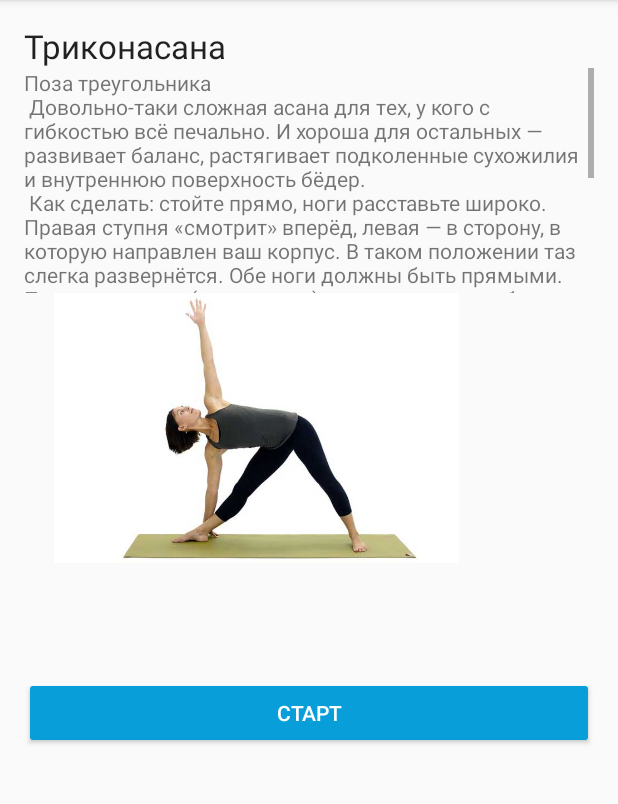
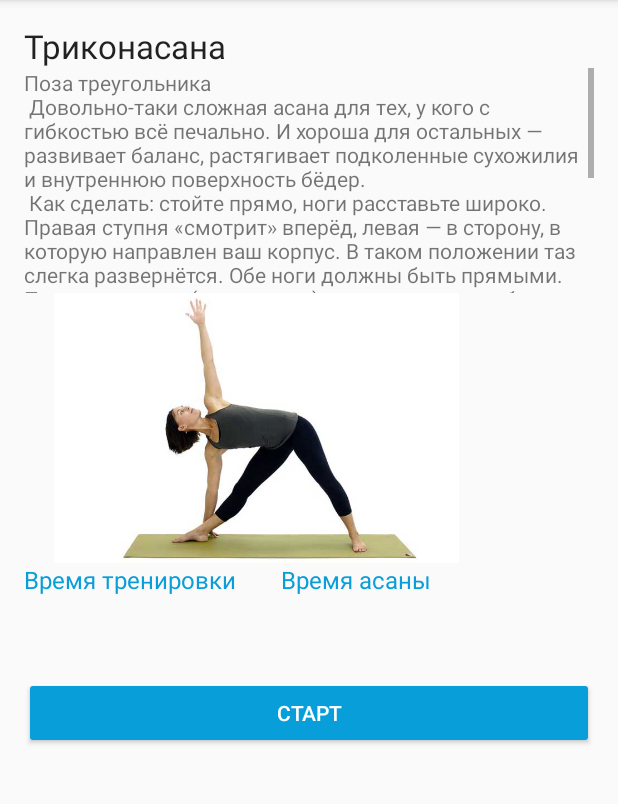
Before and after one commit to nillsimon/Yoga_Statica, an Android app: the screen it shows after launch (MainActivity), after a tap on an icon or button, on a phone screen of 412 x 824 dp, the part 84-888 px from its top. Run offline under Robolectric (Android 15) with nearby library versions, the phone set to English and light mode, and no system bars.

```diff
--- a/app/src/main/java/com/example/saimon/yoga_statica/home/MainActivity.java
+++ b/app/src/main/java/com/example/saimon/yoga_statica/home/MainActivity.java
@@ -53,7 +53,7 @@ public class MainActivity extends AppCompatActivity {
 
     public void initViews() {
         container = findViewById(R.id.fragmentContainer);
-        mediaPlayer = MediaPlayer.create(getApplicationContext(), R.raw.beeps);
+        mediaPlayer = MediaPlayer.create(getApplicationContext(), R.raw.beeps_s);
 
     }
 
@@ -156,7 +156,7 @@ public class MainActivity extends AppCompatActivity {
             public void onFinish() {
                 mediaPlayer.start();
                 cTimer.cancel();
-                timer_Assana.setText("Out");
+                timer_Assana.setText("Bravo");
             }
         }.start();
     }
--- a/app/src/main/res/layout/fragment_title_timer.xml
+++ b/app/src/main/res/layout/fragment_title_timer.xml
@@ -4,17 +4,10 @@
     android:layout_width="match_parent"
     android:layout_height="match_parent">
 
-
-    <include
-        android:id="@+id/include_title"
-        android:layout_width="match_parent"
-        android:layout_height="wrap_content"
-        layout="@layout/timer_layout_title"/>
     <include
         android:id="@+id/include"
         android:layout_width="match_parent"
         android:layout_height="wrap_content"
-        android:layout_below="@id/include_title"
         layout="@layout/timer_layout"/>
 
 
--- a/app/src/main/res/layout/timer_layout.xml
+++ b/app/src/main/res/layout/timer_layout.xml
@@ -5,7 +5,25 @@
     xmlns:tools="http://schemas.android.com/tools"
     android:orientation="vertical">
 
+<LinearLayout
+    android:layout_width="match_parent"
+    android:layout_height="wrap_content"
+    android:orientation="horizontal">
 
+    <TextView
+        android:layout_width="wrap_content"
+        android:layout_height="wrap_content"
+        android:text="Время тренировки"
+        android:textColor="@color/colorPrimary"
+        android:textSize="@dimen/size_text_s"/>
+    <TextView
+        android:layout_marginLeft="30dp"
+        android:layout_width="wrap_content"
+        android:layout_height="wrap_content"
+        android:text="Время асаны"
+        android:textColor="@color/colorPrimary"
+        android:textSize="@dimen/size_text_s"/>
+</LinearLayout>
 <LinearLayout
     android:layout_width="match_parent"
     android:layout_height="wrap_content"
@@ -17,6 +35,7 @@
         android:layout_weight="1"
         android:layout_gravity="left"
         android:textSize="@dimen/size_text_l"
+        tools:text="0:00:00"
         android:layout_height="wrap_content"
         android:layout_width="@dimen/margin_0" />
 
@@ -27,6 +46,7 @@
         android:paddingLeft="40dp"
         android:layout_gravity="right"
         android:textSize="@dimen/size_text_l"
+        tools:text="00:00"
         android:layout_height="wrap_content"
         android:layout_width="@dimen/margin_0"/>
     </LinearLayout>
--- a/app/src/main/res/layout/timer_layout_title.xml
+++ /dev/null
@@ -1,24 +0,0 @@
-<?xml version="1.0" encoding="utf-8"?>
-<LinearLayout xmlns:android="http://schemas.android.com/apk/res/android"
-    android:layout_width="match_parent"
-    android:layout_height="match_parent"
-    xmlns:tools="http://schemas.android.com/tools"
-    android:orientation="horizontal">
-
-
-    <TextView
-        android:layout_width="@dimen/margin_0"
-        android:layout_height="wrap_content"
-        android:layout_weight="1"
-        android:textSize="@dimen/size_text_s"
-        android:layout_gravity="left"
-        tools:text="@string/time_training"/>
-    <TextView
-        android:layout_width="0dp"
-        android:layout_height="wrap_content"
-        android:layout_weight="1"
-        android:paddingLeft="40dp"
-        android:textSize="@dimen/size_text_s"
-        android:layout_gravity="right"
-        tools:text="@string/time_yoga"/>
-</LinearLayout>
--- a/app/src/main/res/values/strings.xml
+++ b/app/src/main/res/values/strings.xml
@@ -328,8 +328,8 @@
     <string name="time30">30 секунд</string>
     <string name="time45">45 секунд</string>
     <string name="time90">90 секунд</string>
-    <string name="change_city">Время асаны</string>
-    <string name="time_training">Время тренировки</string>
+    <string name="time_asana">Время асаны</string>
+    <string name="time_general">Время тренировки</string>
     <string name="time_yoga">Время асаны</string>
     <string name="action_settings">Настройки</string>
 </resources>
```
Also changed, not shown: 2 other files.
